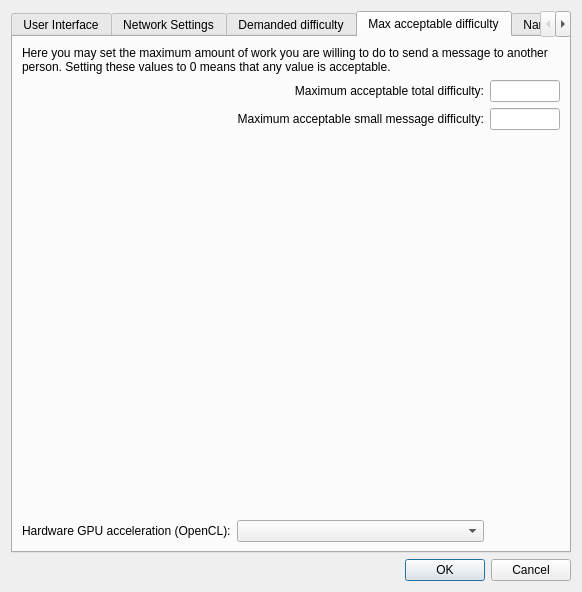
Bitmessage/PyBitmessage, file src/bitmessageqt/settings.ui: the form before one commit.
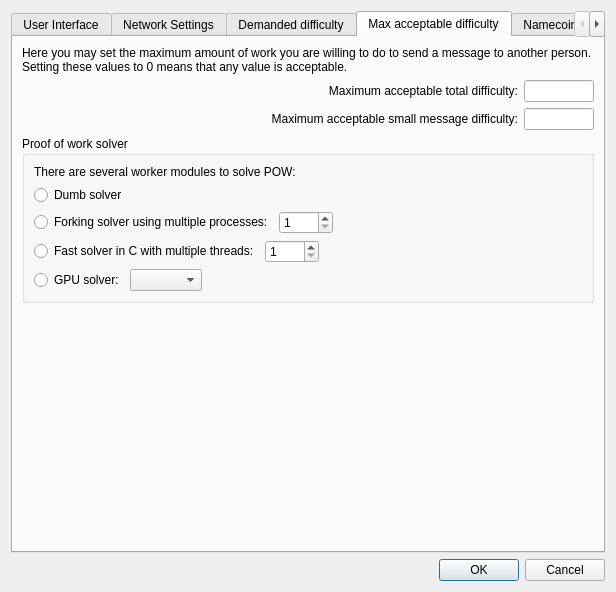
The form after the commit. The open tabs and pages were chosen to show the change.

Commit message: Added POW settings to settings window

```diff
--- a/src/bitmessageqt/settings.ui
+++ b/src/bitmessageqt/settings.ui
@@ -6,7 +6,7 @@
    <rect>
     <x>0</x>
     <y>0</y>
-    <width>555</width>
+    <width>616</width>
     <height>592</height>
    </rect>
   </property>
@@ -14,16 +14,6 @@
    <string>Settings</string>
   </property>
   <layout class="QGridLayout" name="gridLayout">
-   <item row="1" column="0">
-    <widget class="QDialogButtonBox" name="buttonBox">
-     <property name="orientation">
-      <enum>Qt::Horizontal</enum>
-     </property>
-     <property name="standardButtons">
-      <set>QDialogButtonBox::Cancel|QDialogButtonBox::Ok</set>
-     </property>
-    </widget>
-   </item>
    <item row="0" column="0">
     <widget class="QTabWidget" name="tabWidgetSettings">
      <property name="currentIndex">
@@ -549,13 +539,13 @@
        <string>Max acceptable difficulty</string>
       </attribute>
       <layout class="QGridLayout" name="gridLayout_7">
-       <item row="0" column="0" colspan="3">
-        <widget class="QLabel" name="label_15">
+       <item row="2" column="1">
+        <widget class="QLabel" name="label_14">
          <property name="text">
-          <string>Here you may set the maximum amount of work you are willing to do to send a message to another person. Setting these values to 0 means that any value is acceptable.</string>
+          <string>Maximum acceptable small message difficulty:</string>
          </property>
-         <property name="wordWrap">
-          <bool>true</bool>
+         <property name="alignment">
+          <set>Qt::AlignRight|Qt::AlignTrailing|Qt::AlignVCenter</set>
          </property>
         </widget>
        </item>
@@ -585,6 +575,32 @@
          </property>
         </widget>
        </item>
+       <item row="0" column="0" colspan="3">
+        <widget class="QLabel" name="label_15">
+         <property name="text">
+          <string>Here you may set the maximum amount of work you are willing to do to send a message to another person. Setting these values to 0 means that any value is acceptable.</string>
+         </property>
+         <property name="wordWrap">
+          <bool>true</bool>
+         </property>
+        </widget>
+       </item>
+       <item row="2" column="2">
+        <widget class="QLineEdit" name="lineEditMaxAcceptableSmallMessageDifficulty">
+         <property name="sizePolicy">
+          <sizepolicy hsizetype="Fixed" vsizetype="Fixed">
+           <horstretch>0</horstretch>
+           <verstretch>0</verstretch>
+          </sizepolicy>
+         </property>
+         <property name="maximumSize">
+          <size>
+           <width>70</width>
+           <height>16777215</height>
+          </size>
+         </property>
+        </widget>
+       </item>
        <item row="1" column="2">
         <widget class="QLineEdit" name="lineEditMaxAcceptableTotalDifficulty">
          <property name="sizePolicy">
@@ -614,33 +630,142 @@
          </property>
         </spacer>
        </item>
-       <item row="2" column="1">
-        <widget class="QLabel" name="label_14">
-         <property name="text">
-          <string>Maximum acceptable small message difficulty:</string>
+       <item row="3" column="0" colspan="3">
+        <widget class="QGroupBox" name="groupBoxSolvers">
+         <property name="title">
+          <string>Proof of work solver</string>
          </property>
-         <property name="alignment">
-          <set>Qt::AlignRight|Qt::AlignTrailing|Qt::AlignVCenter</set>
-         </property>
+         <layout class="QGridLayout" name="gridLayout_10">
+          <item row="0" column="0">
+           <widget class="QLabel" name="labelSolvers">
+            <property name="text">
+             <string>There are several worker modules to solve POW:</string>
+            </property>
+           </widget>
+          </item>
+          <item row="2" column="0" colspan="2">
+           <layout class="QHBoxLayout" name="horizontalLayoutForkingSolver">
+            <item>
+             <widget class="QRadioButton" name="radioButtonForkingSolver">
+              <property name="text">
+               <string>Forking solver using multiple processes:</string>
+              </property>
+             </widget>
+            </item>
+            <item>
+             <widget class="QSpinBox" name="spinBoxForkingSolverParallelism">
+              <property name="minimum">
+               <number>1</number>
+              </property>
+              <property name="maximum">
+               <number>4096</number>
+              </property>
+             </widget>
+            </item>
+            <item>
+             <spacer name="horizontalSpacerForkingSolver">
+              <property name="orientation">
+               <enum>Qt::Horizontal</enum>
+              </property>
+              <property name="sizeHint" stdset="0">
+               <size>
+                <width>40</width>
+                <height>20</height>
+               </size>
+              </property>
+             </spacer>
+            </item>
+           </layout>
+          </item>
+          <item row="4" column="0" colspan="2">
+           <layout class="QHBoxLayout" name="horizontalLayoutFastSolver">
+            <item>
+             <widget class="QRadioButton" name="radioButtonFastSolver">
+              <property name="text">
+               <string>Fast solver in C with multiple threads:</string>
+              </property>
+             </widget>
+            </item>
+            <item>
+             <widget class="QSpinBox" name="spinBoxFastSolverParallelism">
+              <property name="minimum">
+               <number>1</number>
+              </property>
+              <property name="maximum">
+               <number>4096</number>
+              </property>
+             </widget>
+            </item>
+            <item>
+             <spacer name="horizontalSpacerFastSolver">
+              <property name="orientation">
+               <enum>Qt::Horizontal</enum>
+              </property>
+              <property name="sizeHint" stdset="0">
+               <size>
+                <width>40</width>
+                <height>20</height>
+               </size>
+              </property>
+             </spacer>
+            </item>
+           </layout>
+          </item>
+          <item row="1" column="0" colspan="2">
+           <layout class="QHBoxLayout" name="horizontalLayoutDumbSolver">
+            <item>
+             <widget class="QRadioButton" name="radioButtonDumbSolver">
+              <property name="text">
+               <string>Dumb solver</string>
+              </property>
+             </widget>
+            </item>
+            <item>
+             <spacer name="horizontalSpacerDumbSolver">
+              <property name="orientation">
+               <enum>Qt::Horizontal</enum>
+              </property>
+              <property name="sizeHint" stdset="0">
+               <size>
+                <width>40</width>
+                <height>20</height>
+               </size>
+              </property>
+             </spacer>
+            </item>
+           </layout>
+          </item>
+          <item row="5" column="0" colspan="2">
+           <layout class="QHBoxLayout" name="horizontalLayoutGPUSolver">
+            <item>
+             <widget class="QRadioButton" name="radioButtonGPUSolver">
+              <property name="text">
+               <string>GPU solver:</string>
+              </property>
+             </widget>
+            </item>
+            <item>
+             <widget class="QComboBox" name="comboBoxGPUVendor"/>
+            </item>
+            <item>
+             <spacer name="horizontalSpacerGPUSolver">
+              <property name="orientation">
+               <enum>Qt::Horizontal</enum>
+              </property>
+              <property name="sizeHint" stdset="0">
+               <size>
+                <width>40</width>
+                <height>20</height>
+               </size>
+              </property>
+             </spacer>
+            </item>
+           </layout>
+          </item>
+         </layout>
         </widget>
        </item>
-       <item row="2" column="2">
-        <widget class="QLineEdit" name="lineEditMaxAcceptableSmallMessageDifficulty">
-         <property name="sizePolicy">
-          <sizepolicy hsizetype="Fixed" vsizetype="Fixed">
-           <horstretch>0</horstretch>
-           <verstretch>0</verstretch>
-          </sizepolicy>
-         </property>
-         <property name="maximumSize">
-          <size>
-           <width>70</width>
-           <height>16777215</height>
-          </size>
-         </property>
-        </widget>
-       </item>
-       <item row="3" column="1">
+       <item row="5" column="0" colspan="3">
         <spacer name="verticalSpacer_3">
          <property name="orientation">
           <enum>Qt::Vertical</enum>
@@ -653,16 +778,6 @@
          </property>
         </spacer>
        </item>
-       <item row="4" column="0">
-        <widget class="QLabel" name="labelOpenCL">
-         <property name="text">
-          <string>Hardware GPU acceleration (OpenCL):</string>
-         </property>
-        </widget>
-       </item>
-       <item row="4" column="1">
-        <widget class="QComboBox" name="comboBoxOpenCL"/>
-       </item>
       </layout>
      </widget>
      <widget class="QWidget" name="tabNamecoin">
@@ -981,6 +1096,16 @@
      </widget>
     </widget>
    </item>
+   <item row="1" column="0">
+    <widget class="QDialogButtonBox" name="buttonBox">
+     <property name="orientation">
+      <enum>Qt::Horizontal</enum>
+     </property>
+     <property name="standardButtons">
+      <set>QDialogButtonBox::Cancel|QDialogButtonBox::Ok</set>
+     </property>
+    </widget>
+   </item>
   </layout>
  </widget>
  <tabstops>
```
Left out of the diff: 1 changed line with no effect on the pictures. The commit also changes 6 other files.
